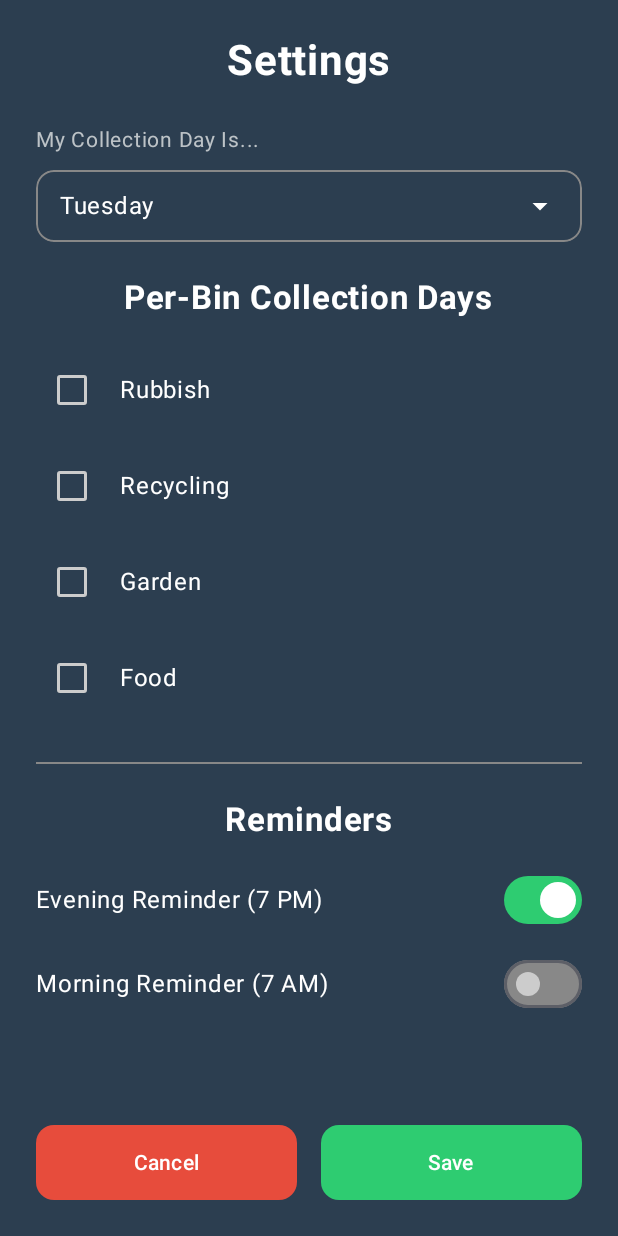
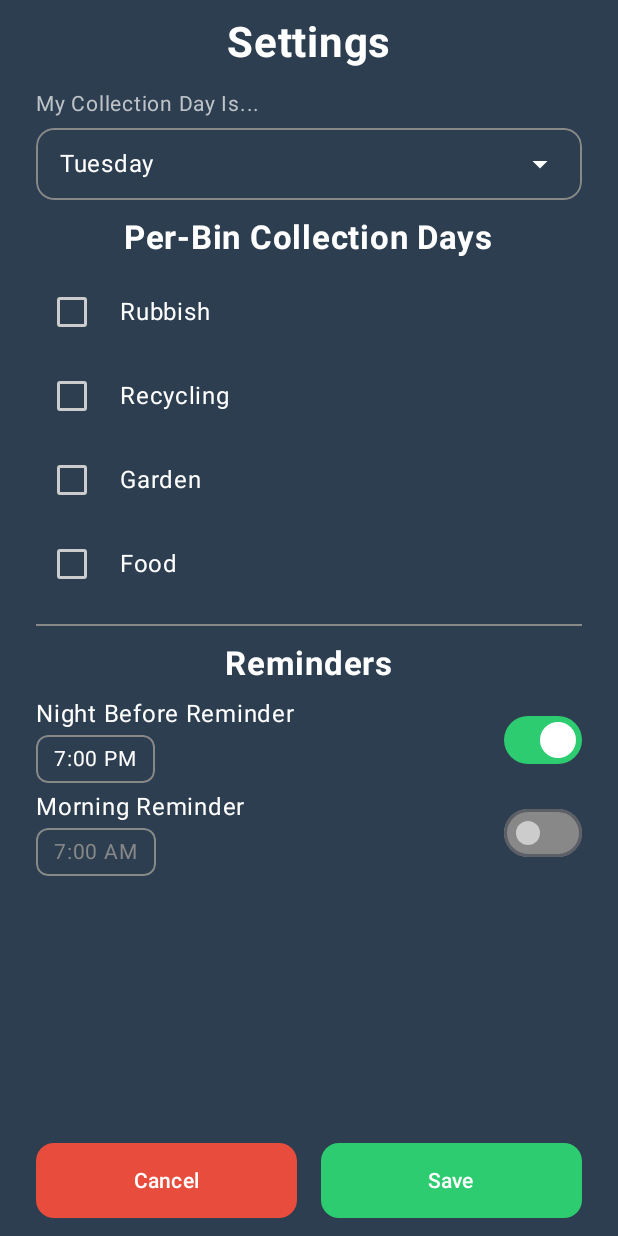
Before and after one commit to oozye1/rubishjuly24, an Android app built with Jetpack Compose: the SettingsScreen screen opened through its navigation route, on a phone screen of 412 x 824 dp. Run offline under Robolectric (Android 15) with nearby library versions, the light colour scheme and no system bars; our stand-ins replace AdMob; 7 statements that could not run were skipped.

Commit message:
I ASSUME FIXED BUT FOR HOW LONG!!!! ARGHHHHHHH

```diff
--- a/app/src/main/java/co/uk/doverguitarteacher/rubbishdayreminder/AlarmScheduler.kt
+++ b/app/src/main/java/co/uk/doverguitarteacher/rubbishdayreminder/AlarmScheduler.kt
@@ -1,4 +1,3 @@
-// Location: co.uk.doverguitarteacher.rubbishdayreminder/AlarmScheduler.kt
 package co.uk.doverguitarteacher.rubbishdayreminder
 
 import android.app.AlarmManager
@@ -18,13 +17,14 @@ import androidx.core.app.NotificationCompat
 import androidx.core.content.ContextCompat
 import java.time.LocalDateTime
 import java.time.ZoneId
+import java.time.format.DateTimeFormatter
 
 object AlarmScheduler {
     const val EVENING_REQUEST_CODE = 101
     const val MORNING_REQUEST_CODE = 102
 
-    private const val CHANNEL_ID = "bin_day_channel"            // With sound
-    private const val PLAYBACK_CHANNEL_ID = "bin_day_playback"  // Silent foreground service channel
+    private const val CHANNEL_ID = "bin_day_channel"
+    private const val PLAYBACK_CHANNEL_ID = "bin_day_playback"
 
     fun scheduleAlarms(context: Context, settingsManager: SettingsManager) {
         val alarmManager = context.getSystemService(Context.ALARM_SERVICE) as AlarmManager
@@ -36,18 +36,30 @@ object AlarmScheduler {
             calculateBinForWeek(settingsManager, settingsManager.getCollectionDay(), 0)
         val binName = upcomingBin.displayName
 
+        val timeFormatter = DateTimeFormatter.ofPattern("h:mm a")
+
         if (settingsManager.isEveningReminderEnabled()) {
-            val eveningTime = upcomingDate.minusDays(1).atTime(19, 0)
-            val eveningIntent =
-                createPendingIntent(context, EVENING_REQUEST_CODE, binName, "This Evening")
-            setExactAlarm(alarmManager, eveningTime, eveningIntent)
+            val eveningLocalTime = settingsManager.getEveningReminderTime()
+            val eveningDateTime = upcomingDate.minusDays(1).atTime(eveningLocalTime)
+            val eveningIntent = createPendingIntent(
+                context,
+                EVENING_REQUEST_CODE,
+                binName,
+                "at ${eveningLocalTime.format(timeFormatter)}"
+            )
+            setExactAlarm(alarmManager, eveningDateTime, eveningIntent)
         }
 
         if (settingsManager.isMorningReminderEnabled()) {
-            val morningTime = upcomingDate.atTime(7, 0)
-            val morningIntent =
-                createPendingIntent(context, MORNING_REQUEST_CODE, binName, "This Morning")
-            setExactAlarm(alarmManager, morningTime, morningIntent)
+            val morningLocalTime = settingsManager.getMorningReminderTime()
+            val morningDateTime = upcomingDate.atTime(morningLocalTime)
+            val morningIntent = createPendingIntent(
+                context,
+                MORNING_REQUEST_CODE,
+                binName,
+                "at ${morningLocalTime.format(timeFormatter)}"
+            )
+            setExactAlarm(alarmManager, morningDateTime, morningIntent)
         }
     }
 
@@ -90,15 +102,10 @@ object AlarmScheduler {
         )
     }
 
-    /**
-     * Creates both the sound channel (for the alarm notification) and a silent channel
-     * for the foreground service that plays the sound multiple times.
-     */
     fun createNotificationChannel(context: Context) {
         val notificationManager =
             context.getSystemService(Context.NOTIFICATION_SERVICE) as NotificationManager
 
-        // Channel with custom sound (fires once when notification posted)
         val soundUri =
             Uri.parse("android.resource://${context.packageName}/${R.raw.alert_horn}")
         val soundChannel = NotificationChannel(
@@ -117,7 +124,6 @@ object AlarmScheduler {
             enableVibration(true)
         }
 
-        // Silent channel for foreground service playback (no extra sound)
         val playbackChannel = NotificationChannel(
             PLAYBACK_CHANNEL_ID,
             "Bin Day Playback",
@@ -163,12 +169,6 @@ object AlarmScheduler {
     }
 }
 
-/**
- * BroadcastReceiver triggered by AlarmManager.
- * Posts the initial notification (which plays alert_horn once via channel)
- * then starts a foreground service to play the sound 5 total times.
- * Also broadcasts an intent so the visible UI can show confetti.
- */
 class AlarmReceiver : BroadcastReceiver() {
     override fun onReceive(context: Context, intent: Intent) {
         val binName = intent.getStringExtra("EXTRA_BIN_NAME") ?: "the bins"
@@ -177,37 +177,28 @@ class AlarmReceiver : BroadcastReceiver() {
         val notificationManager =
             context.getSystemService(Context.NOTIFICATION_SERVICE) as NotificationManager
 
-        // Post initial notification (channel tone plays once here)
         notificationManager.notify(
             System.currentTimeMillis().toInt(),
             AlarmScheduler.buildAlarmNotification(context, binName, timeOfDay)
         )
 
-        // Start service to play sound 5 times
         val serviceIntent = Intent(context, AlarmSoundService::class.java).apply {
             putExtra("EXTRA_BIN_NAME", binName)
             putExtra("EXTRA_TIME_OF_DAY", timeOfDay)
-            putExtra("EXTRA_REPEAT_COUNT", 5) // total plays
+            putExtra("EXTRA_REPEAT_COUNT", 5)
         }
         ContextCompat.startForegroundService(context, serviceIntent)
 
-        // Notify UI (if open) to trigger confetti
         context.sendBroadcast(
             Intent("co.uk.doverguitarteacher.rubbishdayreminder.ALARM_UI")
         )
 
-        // Re-schedule next alarms
         val settingsManager = SettingsManager(context)
         AlarmScheduler.scheduleAlarms(context, settingsManager)
     }
 }
 
-/**
- * Foreground service that plays the alert MP3 repeatedly (N times).
- * We manually loop so we can stop automatically after the desired count.
- */
 class AlarmSoundService : Service() {
-
     private var mediaPlayer: MediaPlayer? = null
     private var remainingPlays: Int = 0
     private var binName: String = "the bins"
@@ -219,7 +210,6 @@ class AlarmSoundService : Service() {
         val total = intent?.getIntExtra("EXTRA_REPEAT_COUNT", 5) ?: 5
         remainingPlays = total
 
-        // Start foreground immediately
         startForeground(
             1,
             AlarmScheduler.buildPlaybackNotification(
@@ -240,14 +230,11 @@ class AlarmSoundService : Service() {
             stopSelf()
             return
         }
-
-        // Release previous instance if any
         mediaPlayer?.release()
         mediaPlayer = MediaPlayer.create(this, R.raw.alert_horn).apply {
             setOnCompletionListener {
                 remainingPlays--
                 if (remainingPlays > 0) {
-                    // Update notification progress
                     val played = total - remainingPlays + 1
                     val nm = getSystemService(Context.NOTIFICATION_SERVICE) as NotificationManager
                     nm.notify(
--- a/app/src/main/java/co/uk/doverguitarteacher/rubbishdayreminder/SettingsManager.kt
+++ b/app/src/main/java/co/uk/doverguitarteacher/rubbishdayreminder/SettingsManager.kt
@@ -2,26 +2,44 @@ package co.uk.doverguitarteacher.rubbishdayreminder
 
 import android.content.Context
 import java.time.DayOfWeek
+import java.time.LocalTime
 
 class SettingsManager(context: Context) {
     private val prefs = context.getSharedPreferences("app_settings_final_v2", Context.MODE_PRIVATE)
 
     private val KEY_COLLECTION_DAY = "collection_day"
-    private val KEY_ANCHOR_BIN_ID = "anchor_bin_id" // This key is no longer used but can remain
+    private val KEY_ANCHOR_BIN_ID = "anchor_bin_id"
     private val KEY_EVENING_REMINDER_ENABLED = "evening_reminder_enabled"
     private val KEY_MORNING_REMINDER_ENABLED = "morning_reminder_enabled"
+
+    // Time storage keys
+    private val KEY_EVENING_REMINDER_HOUR = "evening_reminder_hour"
+    private val KEY_EVENING_REMINDER_MINUTE = "evening_reminder_minute"
+    private val KEY_MORNING_REMINDER_HOUR = "morning_reminder_hour"
+    private val KEY_MORNING_REMINDER_MINUTE = "morning_reminder_minute"
 
     fun saveCollectionDay(day: DayOfWeek) =
         prefs.edit().putString(KEY_COLLECTION_DAY, day.name).apply()
 
-    // This function is no longer called from the UI but can be kept if needed elsewhere
     fun saveCycleAnchor(anchorBin: BinType) =
         prefs.edit().putString(KEY_ANCHOR_BIN_ID, anchorBin.id).apply()
 
-    fun saveReminderSettings(evening: Boolean, morning: Boolean) {
+    /**
+     * Persist booleans AND chosen times.
+     */
+    fun saveReminderSettings(
+        eveningEnabled: Boolean,
+        morningEnabled: Boolean,
+        eveningTime: LocalTime,
+        morningTime: LocalTime
+    ) {
         prefs.edit()
-            .putBoolean(KEY_EVENING_REMINDER_ENABLED, evening)
-            .putBoolean(KEY_MORNING_REMINDER_ENABLED, morning)
+            .putBoolean(KEY_EVENING_REMINDER_ENABLED, eveningEnabled)
+            .putBoolean(KEY_MORNING_REMINDER_ENABLED, morningEnabled)
+            .putInt(KEY_EVENING_REMINDER_HOUR, eveningTime.hour)
+            .putInt(KEY_EVENING_REMINDER_MINUTE, eveningTime.minute)
+            .putInt(KEY_MORNING_REMINDER_HOUR, morningTime.hour)
+            .putInt(KEY_MORNING_REMINDER_MINUTE, morningTime.minute)
             .apply()
     }
 
@@ -42,40 +60,43 @@ class SettingsManager(context: Context) {
     fun isMorningReminderEnabled(): Boolean =
         prefs.getBoolean(KEY_MORNING_REMINDER_ENABLED, false)
 
+    // Retrieve persisted times (defaults: evening 19:00, morning 07:00)
+    fun getEveningReminderTime(): LocalTime =
+        LocalTime.of(
+            prefs.getInt(KEY_EVENING_REMINDER_HOUR, 19),
+            prefs.getInt(KEY_EVENING_REMINDER_MINUTE, 0)
+        )
+
+    fun getMorningReminderTime(): LocalTime =
+        LocalTime.of(
+            prefs.getInt(KEY_MORNING_REMINDER_HOUR, 7),
+            prefs.getInt(KEY_MORNING_REMINDER_MINUTE, 0)
+        )
+
     /** Retrieve a custom collection day for a specific bin type, or null if none. */
     fun getBinCollectionDay(binId: String): DayOfWeek? {
         val key = "collection_day_$binId"
         val stored = prefs.getString(key, null) ?: return null
         return try {
             DayOfWeek.valueOf(stored)
-        } catch (e: IllegalArgumentException) {
+        } catch (_: IllegalArgumentException) {
             null
         }
     }
 
-    /**
-     * **[CORRECTED]**
-     * Save (or clear if null) a custom collection day override for a bin.
-     */
     fun saveBinCollectionDay(binId: String, day: DayOfWeek?) {
         val key = "collection_day_$binId"
-        val editor = prefs.edit() // Get the editor first
+        val editor = prefs.edit()
         if (day == null) {
             editor.remove(key)
         } else {
             editor.putString(key, day.name)
         }
-        editor.apply() // Commit the changes with a single apply() call
+        editor.apply()
     }
 
-    /**
-     * **[NEW HELPER FUNCTION]**
-     * Gets the effective collection day for a bin.
-     * It returns the per-bin override if one exists, otherwise it returns the global collection day.
-     */
     fun getEffectiveCollectionDay(bin: BinType): DayOfWeek {
         val overrideDay = getBinCollectionDay(bin.id)
-        // If an override day was found, return it. Otherwise, return the global default.
         return overrideDay ?: getCollectionDay()
     }
 }
--- a/app/src/main/java/co/uk/doverguitarteacher/rubbishdayreminder/SettingsScreen.kt
+++ b/app/src/main/java/co/uk/doverguitarteacher/rubbishdayreminder/SettingsScreen.kt
@@ -1,5 +1,6 @@
 package co.uk.doverguitarteacher.rubbishdayreminder
 
+import android.app.TimePickerDialog
 import androidx.compose.foundation.background
 import androidx.compose.foundation.border
 import androidx.compose.foundation.clickable
@@ -7,16 +8,29 @@ import androidx.compose.foundation.layout.*
 import androidx.compose.foundation.shape.RoundedCornerShape
 import androidx.compose.material.icons.Icons
 import androidx.compose.material.icons.filled.ArrowDropDown
-import androidx.compose.material3.*
+import androidx.compose.material3.Button
+import androidx.compose.material3.ButtonDefaults
+import androidx.compose.material3.Checkbox
+import androidx.compose.material3.CheckboxDefaults
+import androidx.compose.material3.Divider
+import androidx.compose.material3.DropdownMenu
+import androidx.compose.material3.DropdownMenuItem
+import androidx.compose.material3.Icon
+import androidx.compose.material3.Switch
+import androidx.compose.material3.SwitchDefaults
+import androidx.compose.material3.Text
 import androidx.compose.runtime.*
 import androidx.compose.ui.Alignment
 import androidx.compose.ui.Modifier
 import androidx.compose.ui.draw.clip
 import androidx.compose.ui.graphics.Color
+import androidx.compose.ui.platform.LocalContext
 import androidx.compose.ui.text.font.FontWeight
 import androidx.compose.ui.unit.dp
 import androidx.compose.ui.unit.sp
 import java.time.DayOfWeek
+import java.time.LocalTime
+import java.time.format.DateTimeFormatter
 import java.time.format.TextStyle
 import java.util.Locale
 
@@ -29,6 +43,9 @@ fun SettingsScreen(
     var eveningReminder by remember { mutableStateOf(settingsManager.isEveningReminderEnabled()) }
     var morningReminder by remember { mutableStateOf(settingsManager.isMorningReminderEnabled()) }
 
+    var eveningTime by remember { mutableStateOf(settingsManager.getEveningReminderTime()) }
+    var morningTime by remember { mutableStateOf(settingsManager.getMorningReminderTime()) }
+
     data class OverrideState(val enabled: Boolean, val day: DayOfWeek)
     val overrideStates = remember {
         BinTypes.ALL_BINS
@@ -39,23 +56,36 @@ fun SettingsScreen(
             .toMutableMap()
     }
 
+    val timeFormatter = remember { DateTimeFormatter.ofPattern("h:mm a") }
+    val context = LocalContext.current
+
+    fun showTimePicker(initial: LocalTime, onResult: (LocalTime) -> Unit) {
+        TimePickerDialog(
+            context,
+            { _, hour, minute -> onResult(LocalTime.of(hour, minute)) },
+            initial.hour,
+            initial.minute,
+            false
+        ).show()
+    }
+
     Column(
         modifier = Modifier
             .fillMaxSize()
             .background(Color(0xFF2c3e50))
-            .padding(24.dp),
+            .padding(horizontal = 24.dp, vertical = 12.dp),
         horizontalAlignment = Alignment.CenterHorizontally
     ) {
         Text("Settings", fontSize = 28.sp, fontWeight = FontWeight.Bold, color = Color.White)
-        Spacer(Modifier.height(24.dp))
+        Spacer(Modifier.height(12.dp))
 
         SettingRow(label = "My Collection Day Is...") {
             DayOfWeekSelector(selectedDay = selectedDay, onDaySelected = { selectedDay = it })
         }
-        Spacer(Modifier.height(24.dp))
+        Spacer(Modifier.height(12.dp))
 
         Text("Per‑Bin Collection Days", fontSize = 22.sp, fontWeight = FontWeight.Bold, color = Color.White)
-        Spacer(Modifier.height(16.dp))
+        Spacer(Modifier.height(8.dp))
 
         BinTypes.ALL_BINS.forEach { bin ->
             val stateHolder = overrideStates[bin]!!
@@ -63,7 +93,7 @@ fun SettingsScreen(
             Column(
                 Modifier
                     .fillMaxWidth()
-                    .padding(vertical = 8.dp)
+                    .padding(vertical = 4.dp)
             ) {
                 Row(
                     verticalAlignment = Alignment.CenterVertically,
@@ -93,20 +123,45 @@ fun SettingsScreen(
                             onDaySelected = { newDay -> stateHolder.value = state.copy(day = newDay) },
                             modifier = Modifier
                                 .weight(1f)
-                                .widthIn(min = 200.dp) // full-width relative; ensures all selectors same size and not crushing text
+                                .widthIn(min = 200.dp)
                         )
                     }
                 }
             }
         }
 
-        Divider(Modifier.padding(vertical = 24.dp), color = Color.Gray)
+        Divider(Modifier.padding(vertical = 12.dp), color = Color.Gray)
 
         Text("Reminders", fontSize = 22.sp, fontWeight = FontWeight.Bold, color = Color.White)
-        Spacer(Modifier.height(16.dp))
-        ReminderRow("Evening Reminder (7 PM)", eveningReminder) { eveningReminder = it }
         Spacer(Modifier.height(8.dp))
-        ReminderRow("Morning Reminder (7 AM)", morningReminder) { morningReminder = it }
+
+        ReminderRow(
+            label = "Night Before Reminder",
+            time = eveningTime,
+            isChecked = eveningReminder,
+            onCheckedChange = { eveningReminder = it },
+            onTimeClicked = {
+                if (eveningReminder) {
+                    showTimePicker(eveningTime) { eveningTime = it }
+                }
+            },
+            enabled = eveningReminder,
+            timeFormatter = timeFormatter
+        )
+        Spacer(Modifier.height(4.dp))
+        ReminderRow(
+            label = "Morning Reminder",
+            time = morningTime,
+            isChecked = morningReminder,
+            onCheckedChange = { morningReminder = it },
+            onTimeClicked = {
+                if (morningReminder) {
+                    showTimePicker(morningTime) { morningTime = it }
+                }
+            },
+            enabled = morningReminder,
+            timeFormatter = timeFormatter
+        )
 
         Spacer(Modifier.weight(1f))
 
@@ -118,17 +173,24 @@ fun SettingsScreen(
                     .height(50.dp),
                 shape = RoundedCornerShape(12.dp),
                 colors = ButtonDefaults.buttonColors(containerColor = Color(0xFFe74c3c))
-            ) {
-                Text("Cancel")
-            }
+            ) { Text("Cancel") }
+
             Button(
                 onClick = {
                     settingsManager.saveCollectionDay(selectedDay)
-                    settingsManager.saveReminderSettings(eveningReminder, morningReminder)
+                    settingsManager.saveReminderSettings(
+                        eveningEnabled = eveningReminder,
+                        morningEnabled = morningReminder,
+                        eveningTime = eveningTime,
+                        morningTime = morningTime
+                    )
                     overrideStates.forEach { (bin, holder) ->
                         val s = holder.value
                         settingsManager.saveBinCollectionDay(bin.id, if (s.enabled) s.day else null)
                     }
+                    // NEW: immediately reschedule alarms after saving
+                    AlarmScheduler.scheduleAlarms(context.applicationContext, settingsManager)
+
                     onNavigateBack()
                 },
                 modifier = Modifier
@@ -136,21 +198,42 @@ fun SettingsScreen(
                     .height(50.dp),
                 shape = RoundedCornerShape(12.dp),
                 colors = ButtonDefaults.buttonColors(containerColor = Color(0xFF2ecc71))
-            ) {
-                Text("Save")
-            }
+            ) { Text("Save") }
         }
     }
 }
 
 @Composable
-fun ReminderRow(label: String, isChecked: Boolean, onCheckedChange: (Boolean) -> Unit) {
+fun ReminderRow(
+    label: String,
+    time: LocalTime,
+    isChecked: Boolean,
+    onCheckedChange: (Boolean) -> Unit,
+    onTimeClicked: () -> Unit,
+    enabled: Boolean,
+    timeFormatter: DateTimeFormatter
+) {
     Row(
         Modifier.fillMaxWidth(),
-        verticalAlignment = Alignment.CenterVertically,
-        horizontalArrangement = Arrangement.SpaceBetween
+        verticalAlignment = Alignment.CenterVertically
     ) {
-        Text(label, color = Color.White, fontSize = 16.sp)
+        Column(Modifier.weight(1f)) {
+            Text(label, color = Color.White, fontSize = 16.sp)
+            Box(
+                modifier = Modifier
+                    .padding(top = 2.dp)
+                    .clip(RoundedCornerShape(8.dp))
+                    .border(1.dp, Color.Gray, RoundedCornerShape(8.dp))
+                    .clickable(enabled) { onTimeClicked() }
+                    .padding(horizontal = 12.dp, vertical = 4.dp)
+            ) {
+                Text(
+                    text = time.format(timeFormatter),
+                    color = if (enabled) Color.White else Color.Gray,
+                    fontSize = 14.sp
+                )
+            }
+        }
         Switch(
             checked = isChecked,
             onCheckedChange = onCheckedChange,
@@ -167,7 +250,7 @@ fun ReminderRow(label: String, isChecked: Boolean, onCheckedChange: (Boolean) ->
 @Composable
 fun SettingRow(label: String, content: @Composable () -> Unit) {
     Column(Modifier.fillMaxWidth()) {
-        Text(label, color = Color(0xFFbdc3c7), fontSize = 14.sp, modifier = Modifier.padding(bottom = 8.dp))
+        Text(label, color = Color(0xFFbdc3c7), fontSize = 14.sp, modifier = Modifier.padding(bottom = 4.dp))
         content()
     }
 }
```
Also changed, not shown: app/build.gradle.kts (+29 -20 lines).
